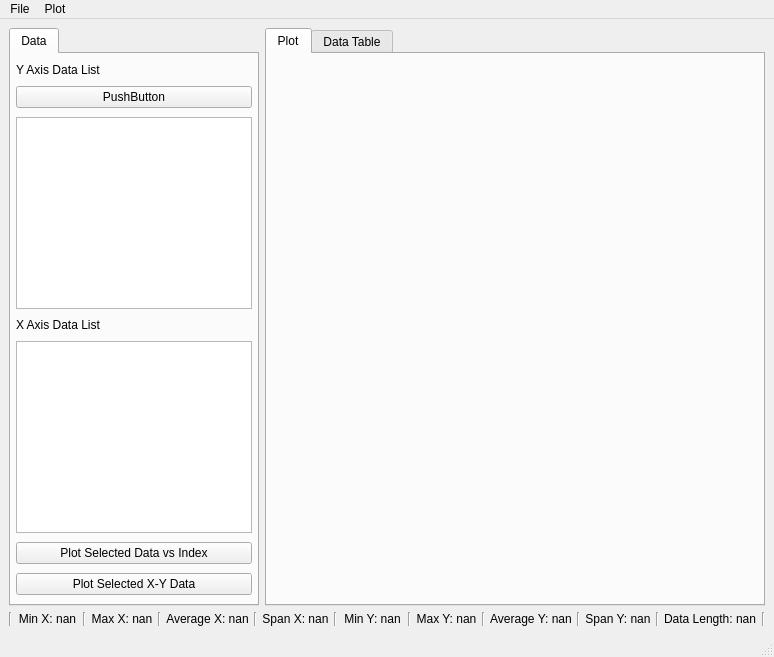
First picture: the form in src/SimpleCsvLogAnalyzer.ui, repository dd-sudo/SimpleCsvLogAnalyzer, before the edit.
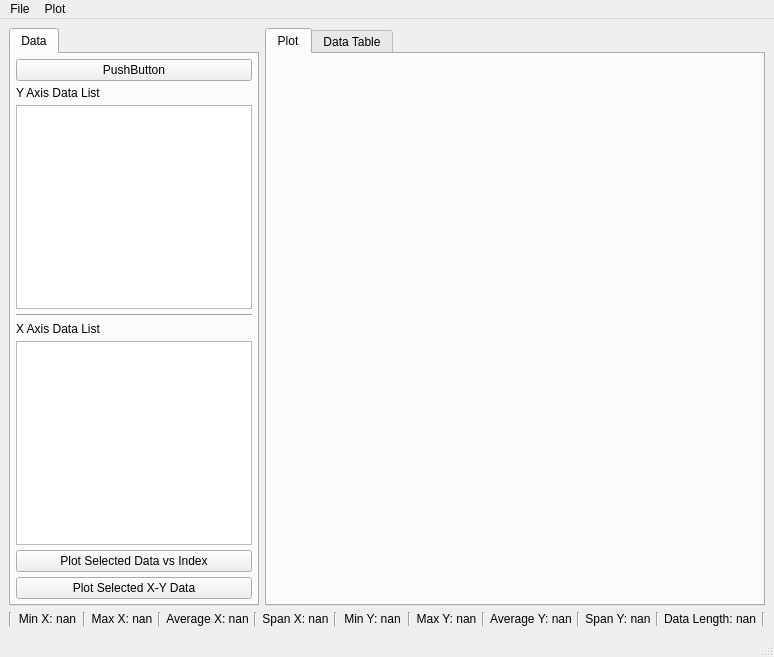
Second picture: the form after the edit. Custom widgets are drawn as their Qt base class.

Commit message: Simple math operation added to create derived data labels, Inf and NAN values are not handled due to the math ops. yet, Minor bugs are fixed,

Patch:
```diff
--- a/src/SimpleCsvLogAnalyzer.ui
+++ b/src/SimpleCsvLogAnalyzer.ui
@@ -57,30 +57,42 @@
           <property name="bottomMargin">
            <number>5</number>
           </property>
-          <item>
-           <widget class="QLabel" name="label_2">
-            <property name="sizePolicy">
-             <sizepolicy hsizetype="Preferred" vsizetype="Maximum">
-              <horstretch>0</horstretch>
-              <verstretch>0</verstretch>
-             </sizepolicy>
-            </property>
-            <property name="text">
-             <string>Y Axis Data List</string>
-            </property>
-           </widget>
-          </item>
           <item>
            <widget class="QPushButton" name="pushButton">
+            <property name="maximumSize">
+             <size>
+              <width>16777215</width>
+              <height>32</height>
+             </size>
+            </property>
             <property name="text">
              <string>PushButton</string>
             </property>
            </widget>
           </item>
+          <item>
+           <widget class="QLabel" name="label_2">
+            <property name="sizePolicy">
+             <sizepolicy hsizetype="Preferred" vsizetype="Maximum">
+              <horstretch>0</horstretch>
+              <verstretch>0</verstretch>
+             </sizepolicy>
+            </property>
+            <property name="maximumSize">
+             <size>
+              <width>16777215</width>
+              <height>15</height>
+             </size>
+            </property>
+            <property name="text">
+             <string>Y Axis Data List</string>
+            </property>
+           </widget>
+          </item>
           <item>
            <widget class="QListWidget" name="dataListY">
             <property name="sizePolicy">
-             <sizepolicy hsizetype="Maximum" vsizetype="Maximum">
+             <sizepolicy hsizetype="Expanding" vsizetype="Expanding">
               <horstretch>0</horstretch>
               <verstretch>0</verstretch>
              </sizepolicy>
@@ -96,6 +108,13 @@
             </property>
            </widget>
           </item>
+          <item>
+           <widget class="Line" name="line_11">
+            <property name="orientation">
+             <enum>Qt::Horizontal</enum>
+            </property>
+           </widget>
+          </item>
           <item>
            <widget class="QLabel" name="label_3">
             <property name="sizePolicy">
@@ -104,6 +123,12 @@
               <verstretch>0</verstretch>
              </sizepolicy>
             </property>
+            <property name="maximumSize">
+             <size>
+              <width>16777215</width>
+              <height>15</height>
+             </size>
+            </property>
             <property name="text">
              <string>X Axis Data List</string>
             </property>
@@ -112,7 +137,7 @@
           <item>
            <widget class="QListWidget" name="dataListX">
             <property name="sizePolicy">
-             <sizepolicy hsizetype="Maximum" vsizetype="Maximum">
+             <sizepolicy hsizetype="Expanding" vsizetype="Expanding">
               <horstretch>0</horstretch>
               <verstretch>0</verstretch>
              </sizepolicy>
@@ -130,7 +155,7 @@
             <property name="maximumSize">
              <size>
               <width>300</width>
-              <height>16777215</height>
+              <height>32</height>
              </size>
             </property>
             <property name="text">
@@ -140,6 +165,12 @@
           </item>
           <item>
            <widget class="QPushButton" name="plotSelectedXY">
+            <property name="maximumSize">
+             <size>
+              <width>16777215</width>
+              <height>32</height>
+             </size>
+            </property>
             <property name="text">
              <string>Plot Selected X-Y Data</string>
             </property>
```
Left out of the diff: 8 changed lines with no effect on the pictures. The commit also changes 8 other files.
